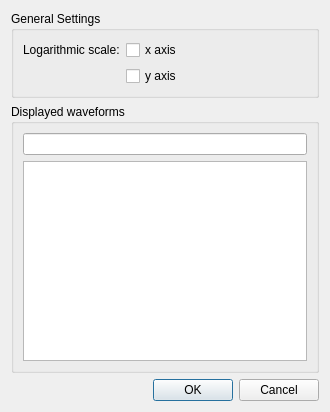
Old version of the form src/dialogs/simulationdialog.ui in the repository Caneda/Caneda.
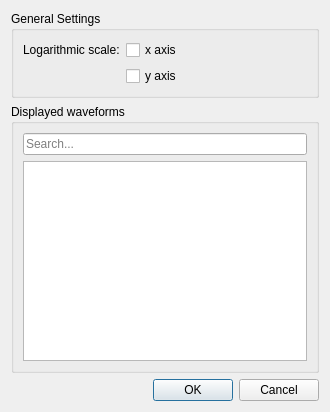
New version of the form.

Commit message: Added multiple placeholder text to qlineedits used for filters.

The edit to the form file:
```diff
--- a/src/dialogs/simulationdialog.ui
+++ b/src/dialogs/simulationdialog.ui
@@ -61,7 +61,11 @@
      </property>
      <layout class="QVBoxLayout" name="verticalLayout_2">
       <item>
-       <widget class="QLineEdit" name="m_filterEdit"/>
+       <widget class="QLineEdit" name="m_filterEdit">
+        <property name="placeholderText">
+         <string>Search...</string>
+        </property>
+       </widget>
       </item>
       <item>
        <widget class="QTableView" name="tableView">
```
The commit also changes 9 other files.
